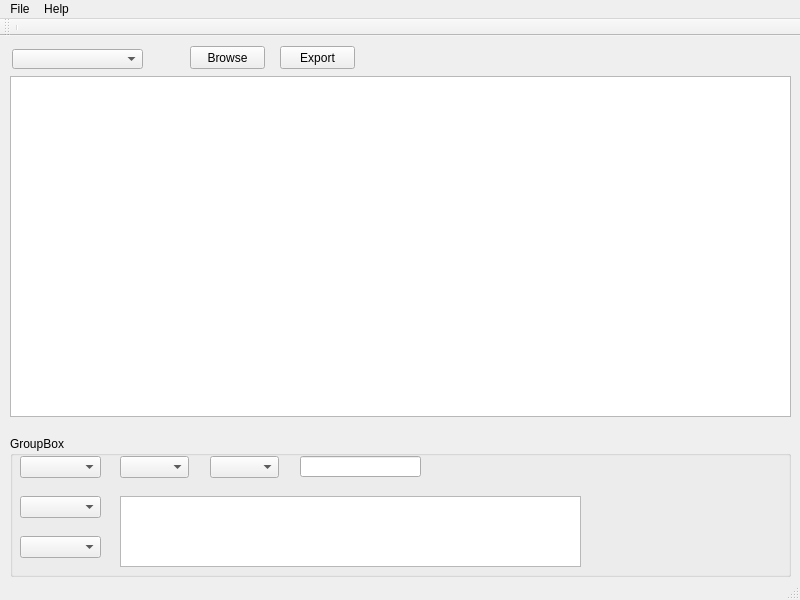
Above: mainwindow.ui from dmitrysl/offline-tool before the change. Below: the same form after it.
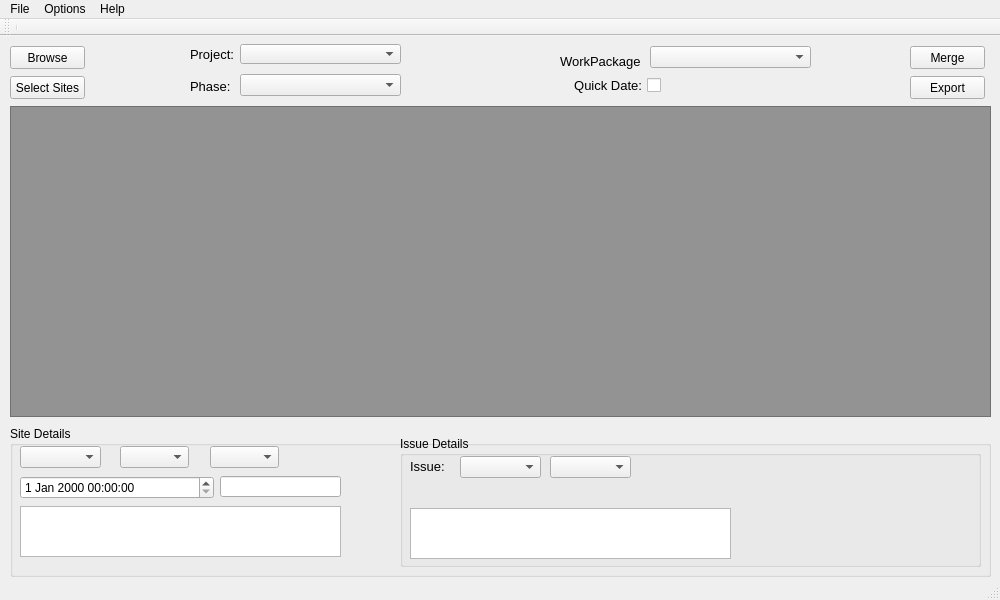
That is the form after the change.

Commit message: updated ui: added new components, changed table color, added datetimepciker

Patch:
```diff
--- a/mainwindow.ui
+++ b/mainwindow.ui
@@ -6,7 +6,7 @@
    <rect>
     <x>0</x>
     <y>0</y>
-    <width>800</width>
+    <width>1000</width>
     <height>600</height>
    </rect>
   </property>
@@ -24,13 +24,13 @@
     <property name="geometry">
      <rect>
       <x>10</x>
-      <y>400</y>
-      <width>781</width>
-      <height>141</height>
+      <y>390</y>
+      <width>981</width>
+      <height>151</height>
      </rect>
     </property>
     <property name="title">
-     <string>GroupBox</string>
+     <string>Site Details</string>
     </property>
     <widget class="QComboBox" name="comboBox_2">
      <property name="geometry">
@@ -52,34 +52,21 @@
       </rect>
      </property>
     </widget>
-    <widget class="QComboBox" name="comboBox_4">
+    <widget class="QTextEdit" name="clItemComment">
      <property name="geometry">
       <rect>
        <x>10</x>
-       <y>60</y>
-       <width>81</width>
-       <height>22</height>
+       <y>80</y>
+       <width>321</width>
+       <height>51</height>
       </rect>
      </property>
-    </widget>
-    <widget class="QTextEdit" name="textEdit">
-     <property name="geometry">
-      <rect>
-       <x>110</x>
-       <y>60</y>
-       <width>461</width>
-       <height>71</height>
-      </rect>
-     </property>
-    </widget>
-    <widget class="QComboBox" name="comboBox_5">
-     <property name="geometry">
-      <rect>
-       <x>10</x>
-       <y>100</y>
-       <width>81</width>
-       <height>22</height>
-      </rect>
+     <property name="html">
+      <string>&lt;!DOCTYPE HTML PUBLIC &quot;-//W3C//DTD HTML 4.0//EN&quot; &quot;http://www.w3.org/TR/REC-html40/strict.dtd&quot;&gt;
+&lt;html&gt;&lt;head&gt;&lt;meta name=&quot;qrichtext&quot; content=&quot;1&quot; /&gt;&lt;style type=&quot;text/css&quot;&gt;
+p, li { white-space: pre-wrap; }
+&lt;/style&gt;&lt;/head&gt;&lt;body style=&quot; font-family:'MS Shell Dlg 2'; font-size:8.25pt; font-weight:400; font-style:normal;&quot;&gt;
+&lt;p style=&quot;-qt-paragraph-type:empty; margin-top:0px; margin-bottom:0px; margin-left:0px; margin-right:0px; -qt-block-indent:0; text-indent:0px;&quot;&gt;&lt;br /&gt;&lt;/p&gt;&lt;/body&gt;&lt;/html&gt;</string>
      </property>
     </widget>
     <widget class="QComboBox" name="comboBox_6">
@@ -95,21 +82,92 @@
     <widget class="QLineEdit" name="lineEdit">
      <property name="geometry">
       <rect>
-       <x>290</x>
-       <y>20</y>
+       <x>210</x>
+       <y>50</y>
        <width>121</width>
        <height>21</height>
       </rect>
      </property>
     </widget>
+    <widget class="QDateTimeEdit" name="clItemCompletedAtDateTime">
+     <property name="geometry">
+      <rect>
+       <x>10</x>
+       <y>50</y>
+       <width>194</width>
+       <height>23</height>
+      </rect>
+     </property>
+    </widget>
+    <widget class="QGroupBox" name="groupBox_2">
+     <property name="geometry">
+      <rect>
+       <x>390</x>
+       <y>10</y>
+       <width>581</width>
+       <height>131</height>
+      </rect>
+     </property>
+     <property name="title">
+      <string>Issue Details</string>
+     </property>
+     <widget class="QComboBox" name="comboBox_4">
+      <property name="geometry">
+       <rect>
+        <x>60</x>
+        <y>20</y>
+        <width>81</width>
+        <height>22</height>
+       </rect>
+      </property>
+     </widget>
+     <widget class="QComboBox" name="comboBox_5">
+      <property name="geometry">
+       <rect>
+        <x>150</x>
+        <y>20</y>
+        <width>81</width>
+        <height>22</height>
+       </rect>
+      </property>
+     </widget>
+     <widget class="QLabel" name="label">
+      <property name="geometry">
+       <rect>
+        <x>10</x>
+        <y>20</y>
+        <width>47</width>
+        <height>21</height>
+       </rect>
+      </property>
+      <property name="font">
+       <font>
+        <pointsize>10</pointsize>
+       </font>
+      </property>
+      <property name="text">
+       <string>Issue:</string>
+      </property>
+     </widget>
+     <widget class="QTextEdit" name="textEdit">
+      <property name="geometry">
+       <rect>
+        <x>10</x>
+        <y>72</y>
+        <width>321</width>
+        <height>51</height>
+       </rect>
+      </property>
+     </widget>
+    </widget>
    </widget>
    <widget class="QTableView" name="tableView">
     <property name="geometry">
      <rect>
       <x>10</x>
-      <y>40</y>
-      <width>781</width>
-      <height>341</height>
+      <y>70</y>
+      <width>981</width>
+      <height>311</height>
      </rect>
     </property>
     <property name="sizePolicy">
@@ -118,11 +176,17 @@
       <verstretch>0</verstretch>
      </sizepolicy>
     </property>
+    <property name="autoFillBackground">
+     <bool>true</bool>
+    </property>
+    <property name="styleSheet">
+     <string notr="true">background-color: rgb(147, 147, 147);</string>
+    </property>
    </widget>
    <widget class="QPushButton" name="browseFileButton">
     <property name="geometry">
      <rect>
-      <x>190</x>
+      <x>10</x>
       <y>10</y>
       <width>75</width>
       <height>23</height>
@@ -141,8 +205,8 @@
    <widget class="QPushButton" name="exportButton">
     <property name="geometry">
      <rect>
-      <x>280</x>
-      <y>10</y>
+      <x>910</x>
+      <y>40</y>
       <width>75</width>
       <height>23</height>
      </rect>
@@ -160,21 +224,144 @@
    <widget class="QComboBox" name="comboBox">
     <property name="geometry">
      <rect>
-      <x>12</x>
-      <y>13</y>
-      <width>131</width>
+      <x>240</x>
+      <y>8</y>
+      <width>161</width>
       <height>20</height>
      </rect>
     </property>
    </widget>
+   <widget class="QComboBox" name="phaseComboBox">
+    <property name="geometry">
+     <rect>
+      <x>240</x>
+      <y>38</y>
+      <width>161</width>
+      <height>22</height>
+     </rect>
+    </property>
+   </widget>
+   <widget class="QLabel" name="projectLabel">
+    <property name="geometry">
+     <rect>
+      <x>190</x>
+      <y>8</y>
+      <width>47</width>
+      <height>21</height>
+     </rect>
+    </property>
+    <property name="font">
+     <font>
+      <pointsize>10</pointsize>
+      <weight>50</weight>
+      <bold>false</bold>
+     </font>
+    </property>
+    <property name="text">
+     <string>Project:</string>
+    </property>
+   </widget>
+   <widget class="QLabel" name="phaseLabel">
+    <property name="geometry">
+     <rect>
+      <x>190</x>
+      <y>40</y>
+      <width>47</width>
+      <height>21</height>
+     </rect>
+    </property>
+    <property name="font">
+     <font>
+      <pointsize>10</pointsize>
+     </font>
+    </property>
+    <property name="text">
+     <string>Phase:</string>
+    </property>
+   </widget>
+   <widget class="QLabel" name="wpLabel">
+    <property name="geometry">
+     <rect>
+      <x>560</x>
+      <y>15</y>
+      <width>81</width>
+      <height>21</height>
+     </rect>
+    </property>
+    <property name="font">
+     <font>
+      <pointsize>10</pointsize>
+     </font>
+    </property>
+    <property name="text">
+     <string>WorkPackage:</string>
+    </property>
+   </widget>
+   <widget class="QComboBox" name="wpComboBox">
+    <property name="geometry">
+     <rect>
+      <x>650</x>
+      <y>10</y>
+      <width>161</width>
+      <height>22</height>
+     </rect>
+    </property>
+   </widget>
+   <widget class="QCheckBox" name="quickDate">
+    <property name="geometry">
+     <rect>
+      <x>560</x>
+      <y>40</y>
+      <width>101</width>
+      <height>18</height>
+     </rect>
+    </property>
+    <property name="font">
+     <font>
+      <pointsize>10</pointsize>
+     </font>
+    </property>
+    <property name="layoutDirection">
+     <enum>Qt::RightToLeft</enum>
+    </property>
+    <property name="text">
+     <string>Quick Date:</string>
+    </property>
+   </widget>
+   <widget class="QPushButton" name="mergeFiles">
+    <property name="geometry">
+     <rect>
+      <x>910</x>
+      <y>10</y>
+      <width>75</width>
+      <height>23</height>
+     </rect>
+    </property>
+    <property name="text">
+     <string>Merge</string>
+    </property>
+   </widget>
+   <widget class="QPushButton" name="selectSites">
+    <property name="geometry">
+     <rect>
+      <x>10</x>
+      <y>40</y>
+      <width>75</width>
+      <height>23</height>
+     </rect>
+    </property>
+    <property name="text">
+     <string>Select Sites</string>
+    </property>
+   </widget>
   </widget>
   <widget class="QMenuBar" name="menuBar">
    <property name="geometry">
     <rect>
      <x>0</x>
      <y>0</y>
-     <width>800</width>
-     <height>21</height>
+     <width>1000</width>
+     <height>20</height>
     </rect>
    </property>
    <widget class="QMenu" name="menuFile">
@@ -195,7 +382,14 @@
     </property>
     <addaction name="actionAbout"/>
    </widget>
+   <widget class="QMenu" name="menuOptions">
+    <property name="title">
+     <string>Options</string>
+    </property>
+    <addaction name="actionSelect_Time_Zone"/>
+   </widget>
    <addaction name="menuFile"/>
+   <addaction name="menuOptions"/>
    <addaction name="menuHelp"/>
   </widget>
   <widget class="QToolBar" name="mainToolBar">
```
Left out of the diff: 7 changed lines with no effect on the pictures. The commit also changes 6 other files.
